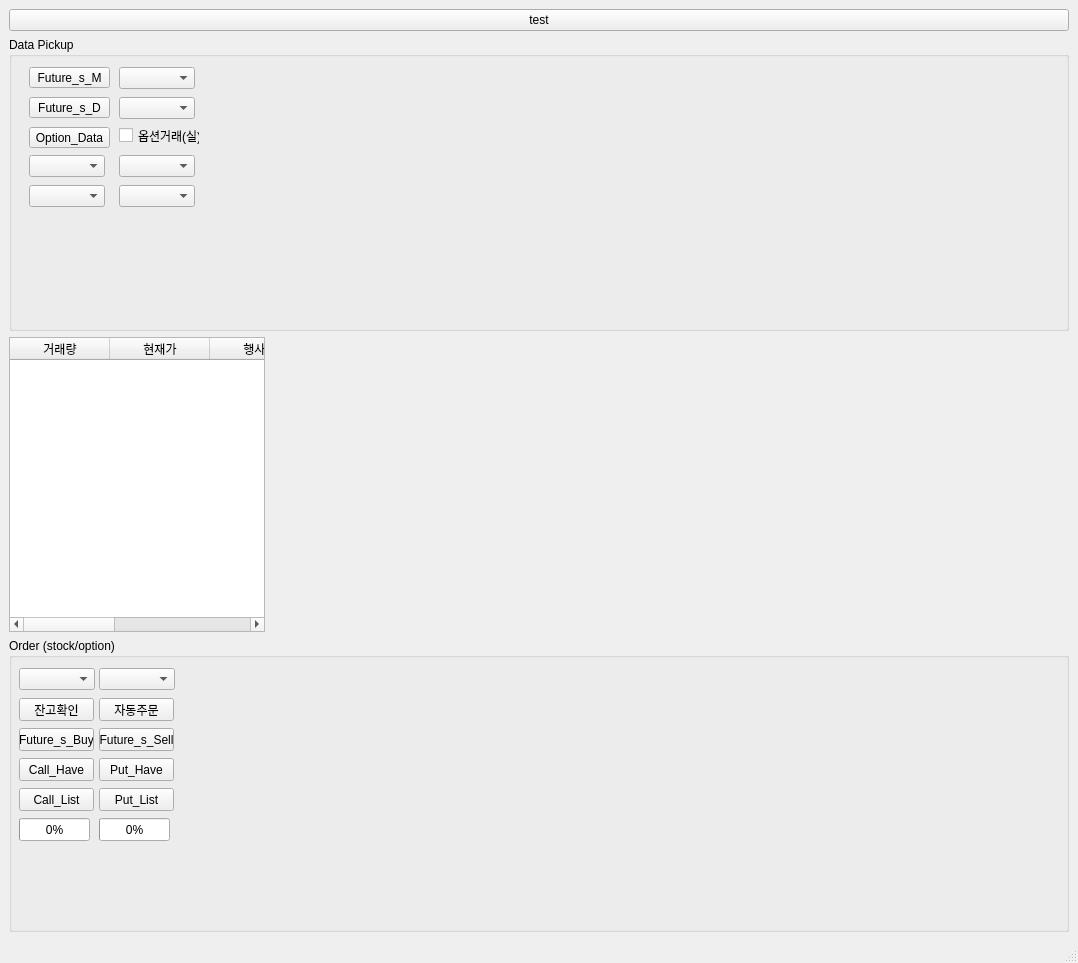
Old version of the form k200_auto_layout.ui in the repository net4989/fuon.
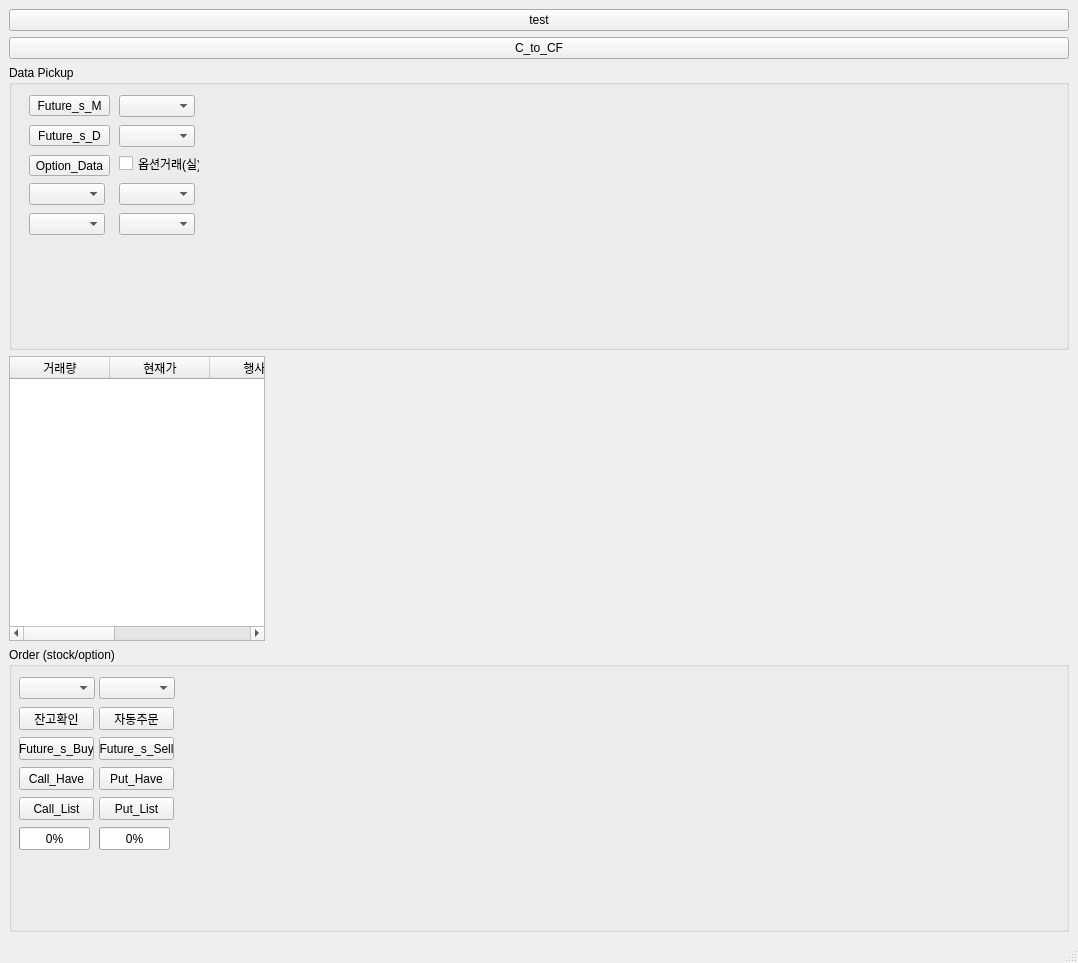
New version of the form.

```diff
--- a/k200_auto_layout.ui
+++ b/k200_auto_layout.ui
@@ -18,7 +18,7 @@
     <item>
      <layout class="QHBoxLayout" name="layout">
       <item>
-       <layout class="QVBoxLayout" name="menuLayout" stretch="0,0,0,0">
+       <layout class="QVBoxLayout" name="menuLayout" stretch="0,0,0,0,0">
         <item>
          <widget class="QPushButton" name="pushButton_3">
           <property name="text">
@@ -26,6 +26,13 @@
           </property>
          </widget>
         </item>
+        <item>
+         <widget class="QPushButton" name="pushButton_c_to_cf">
+          <property name="text">
+           <string>C_to_CF</string>
+          </property>
+         </widget>
+        </item>
         <item>
          <widget class="QGroupBox" name="groupbox_datapickup">
           <property name="title">
```
